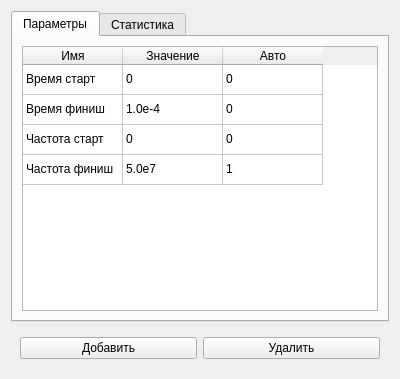
The window that ui/diagnosticpage.ui (Asmedyanov/SignalViewer_GunTeam) describes before a commit, drawn with Qt 5.
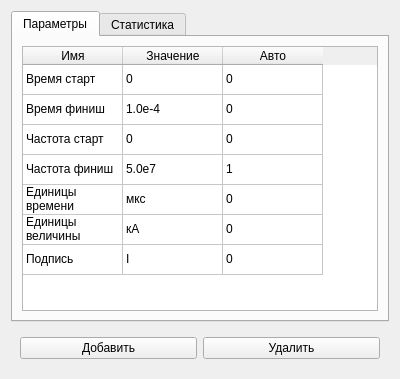
The same window after the commit. The open tabs and pages were chosen to show the change.

Commit message: Настроил запуск формы для диалога настроек диагностик

What changed in the file:
```diff
--- a/ui/diagnosticpage.ui
+++ b/ui/diagnosticpage.ui
@@ -59,6 +59,21 @@
                <string>3</string>
               </property>
              </row>
+             <row>
+              <property name="text">
+               <string>4</string>
+              </property>
+             </row>
+             <row>
+              <property name="text">
+               <string>5</string>
+              </property>
+             </row>
+             <row>
+              <property name="text">
+               <string>6</string>
+              </property>
+             </row>
              <column>
               <property name="text">
                <string>Имя</string>
@@ -134,6 +149,51 @@
                <string>1</string>
               </property>
              </item>
+             <item row="4" column="0">
+              <property name="text">
+               <string>Единицы времени</string>
+              </property>
+             </item>
+             <item row="4" column="1">
+              <property name="text">
+               <string>мкс</string>
+              </property>
+             </item>
+             <item row="4" column="2">
+              <property name="text">
+               <string>0</string>
+              </property>
+             </item>
+             <item row="5" column="0">
+              <property name="text">
+               <string>Единицы величины</string>
+              </property>
+             </item>
+             <item row="5" column="1">
+              <property name="text">
+               <string>кА</string>
+              </property>
+             </item>
+             <item row="5" column="2">
+              <property name="text">
+               <string>0</string>
+              </property>
+             </item>
+             <item row="6" column="0">
+              <property name="text">
+               <string>Подпись</string>
+              </property>
+             </item>
+             <item row="6" column="1">
+              <property name="text">
+               <string>I</string>
+              </property>
+             </item>
+             <item row="6" column="2">
+              <property name="text">
+               <string>0</string>
+              </property>
+             </item>
             </widget>
            </item>
           </layout>
```
Left out of the diff: 2 changed lines with no effect on the pictures. The commit also changes 7 other files.
